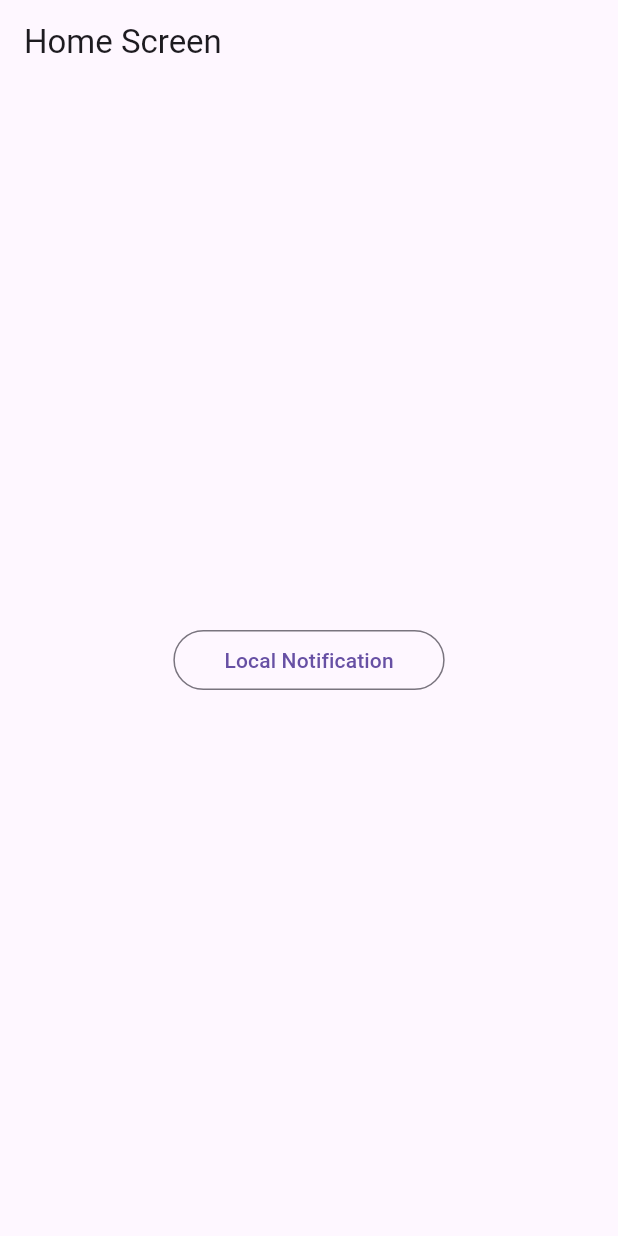
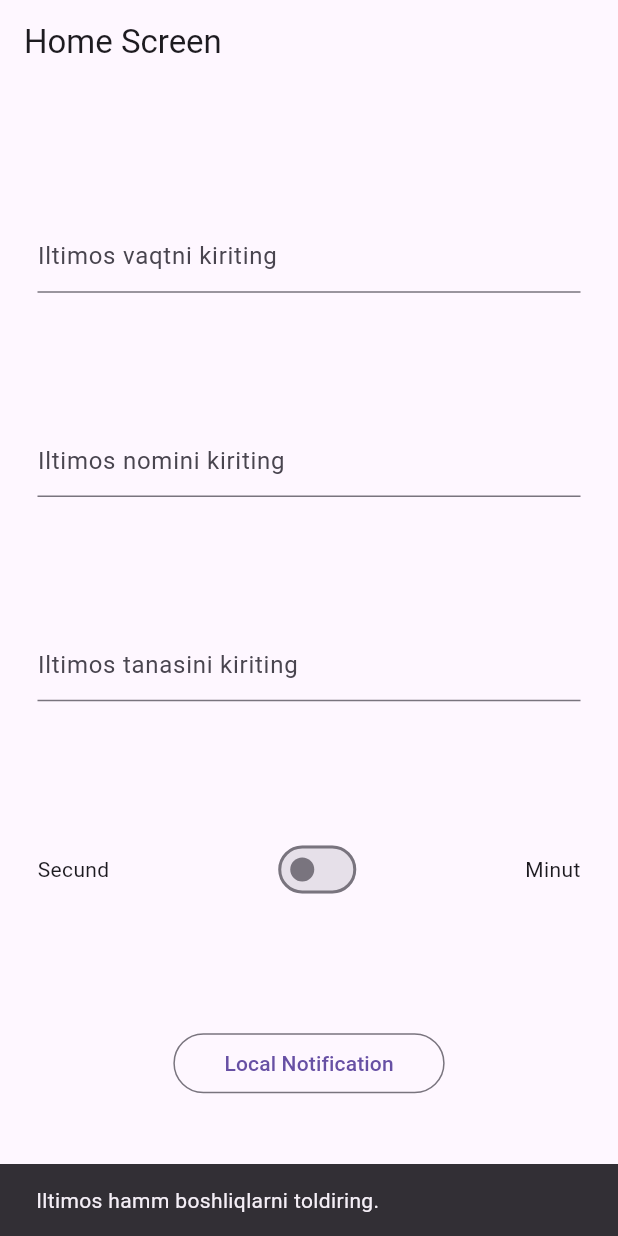
Before and after one commit to Devaxiis/namoz_vaqtlari, a Flutter app: the screen it shows after launch, after a tap on "Local Notification", on a phone screen of 412 x 824 dp. Run offline on Flutter 3.47's test engine with Material 3 defaults, Android fonts, the phone set to English and light mode, and no system bars; our stand-ins replace firebase_core, firebase_messaging, flutter_local_notifications; accounts and stored records are empty.

Commit message:
timer qoyildi

```diff
--- a/lib/source/db.dart
+++ b/lib/source/db.dart
@@ -49,7 +49,7 @@ sealed class LNService {
   }
 
   static Future<void> sendNotification(String title, String body) async {
-    await flutterLocalNotificationsPlugin.show(0, title, body, details, payload: 'Data');
+    await flutterLocalNotificationsPlugin.show(2, title, body, details, payload: 'Data');
   }
 
 }
--- a/lib/ui/home_screen.dart
+++ b/lib/ui/home_screen.dart
@@ -11,10 +11,27 @@ class HomeScreen extends StatefulWidget {
 
 class _HomeScreenState extends State<HomeScreen> {
 
+  TextEditingController nameController = TextEditingController();
+  TextEditingController bodyController = TextEditingController();
+  TextEditingController timeController = TextEditingController();
+  bool type = false;
   @override
   void initState() {
     LNService.getPermission();
     super.initState();
+  }
+
+  Future<void> getNotification(String name,String body,String time,bool type)async{
+    final a = int.tryParse(time);
+    if(type){
+    Future.delayed(Duration(minutes: a!)).then((value) =>
+        LNService.sendNotification(name, body)
+    );
+    }else{
+      Future.delayed(Duration(seconds: a!)).then((value) =>
+          LNService.sendNotification(name, body)
+      );
+    }
   }
 
   @override
@@ -24,12 +41,74 @@ class _HomeScreenState extends State<HomeScreen> {
         title: const Text('Home Screen'),
       ),
       body: Center(
-        child: OutlinedButton(onPressed: (){
-          LNService.sendNotification("Local Notification worked", "bu ishlamoqda");
-        }, child: const Padding(
-          padding: EdgeInsets.symmetric(horizontal: 10),
-          child: Text('Local Notification')
-        ),
+        child: Padding(
+          padding: const EdgeInsets.symmetric(horizontal: 25,vertical: 10),
+          child: Column(
+            mainAxisAlignment: MainAxisAlignment.spaceEvenly,
+            children: [
+              SizedBox(
+                height: 55,
+                child: TextField(
+                  textInputAction: TextInputAction.next,
+                  controller: timeController,
+                  keyboardType: TextInputType.number,
+                  textAlign: TextAlign.start,
+                  decoration: const InputDecoration(
+                    hintText: "Iltimos vaqtni kiriting"
+                  ),
+                ),
+              ),
+              SizedBox(
+                height: 55,
+                child: TextField(
+                  textInputAction: TextInputAction.next,
+                  controller: nameController,
+                  decoration: const InputDecoration(
+                      hintText: "Iltimos nomini kiriting"
+                  ),
+                ),
+              ),
+              SizedBox(
+                height: 55,
+                child: TextField(
+                  textInputAction: TextInputAction.done,
+                  controller: bodyController,
+                  decoration: const InputDecoration(
+                      hintText: "Iltimos tanasini kiriting"
+                  ),
+                ),
+              ),
+
+              Row(
+                mainAxisAlignment: MainAxisAlignment.spaceBetween,
+                children: [
+                  const Text("Secund"),
+                  Switch(value: type, onChanged: (value){
+                    type = value;
+                    setState(() {});
+                  }),
+                  const Text("Minut"),
+                ],
+              ),
+
+              OutlinedButton(onPressed: (){
+                if(nameController.text != '' && bodyController.text != '' && timeController.text != ''){
+                getNotification(nameController.text.trim(), bodyController.text.trim(),timeController.text.trim(),type);
+                nameController.text = '';
+                bodyController.text = '';
+                timeController.text = '';
+                type = false;
+                setState(() {});
+                }else{
+                  ScaffoldMessenger.of(context).showSnackBar(const SnackBar(content: Text("Iltimos hamm boshliqlarni toldiring.")));
+                }
+              }, child: const Padding(
+                padding: EdgeInsets.symmetric(horizontal: 10),
+                child: Text('Local Notification')
+              ),
+              ),
+            ],
+          ),
         ),
       ),
     );
```
